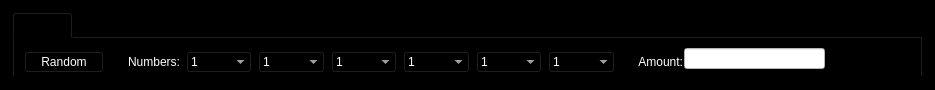
NoirX/NoirShares-v2-old, file src/qt/forms/votecoinsentry.ui: the form before one commit.
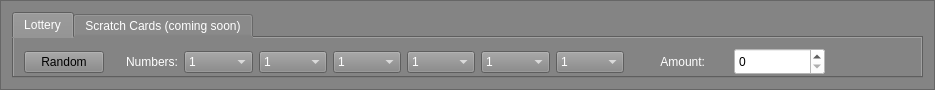
The form after the commit. Custom widgets are drawn as their Qt base class.

```diff
--- a/src/qt/forms/votecoinsentry.ui
+++ b/src/qt/forms/votecoinsentry.ui
@@ -26,7 +26,8 @@
    <string>Form</string>
   </property>
   <property name="styleSheet">
-   <string notr="true">background-color: rgb(0, 0, 0);</string>
+   <string notr="true">background-color: rgb(132, 132, 132);
+color: rgb(255, 255, 255);</string>
   </property>
   <property name="frameShape">
    <enum>QFrame::StyledPanel</enum>
@@ -34,22 +35,16 @@
   <property name="frameShadow">
    <enum>QFrame::Sunken</enum>
   </property>
-  <layout class="QHBoxLayout" name="horizontalLayout">
+  <layout class="QGridLayout" name="gridLayout">
    <property name="spacing">
     <number>12</number>
    </property>
-   <item>
+   <item row="3" column="0">
     <widget class="QTabWidget" name="gamePanel">
-     <property name="styleSheet">
-      <string notr="true">background-color: rgb(0, 0, 0);</string>
-     </property>
      <property name="currentIndex">
       <number>0</number>
      </property>
      <widget class="QWidget" name="tab">
-      <property name="styleSheet">
-       <string notr="true">color:white;background-color:black;border-width:1px;</string>
-      </property>
       <attribute name="title">
        <string>Lottery</string>
       </attribute>
@@ -58,25 +53,13 @@
         <rect>
          <x>10</x>
          <y>10</y>
-         <width>591</width>
+         <width>600</width>
          <height>29</height>
         </rect>
        </property>
        <layout class="QGridLayout" name="gridLayout_3">
         <item row="0" column="4">
          <widget class="QComboBox" name="number1_3">
-          <property name="sizePolicy">
-           <sizepolicy hsizetype="Fixed" vsizetype="Fixed">
-            <horstretch>0</horstretch>
-            <verstretch>0</verstretch>
-           </sizepolicy>
-          </property>
-          <property name="maximumSize">
-           <size>
-            <width>66</width>
-            <height>16777215</height>
-           </size>
-          </property>
           <property name="currentIndex">
            <number>0</number>
           </property>
@@ -297,18 +280,6 @@
         </item>
         <item row="0" column="2">
          <widget class="QComboBox" name="number1">
-          <property name="sizePolicy">
-           <sizepolicy hsizetype="Fixed" vsizetype="Fixed">
-            <horstretch>0</horstretch>
-            <verstretch>0</verstretch>
-           </sizepolicy>
-          </property>
-          <property name="maximumSize">
-           <size>
-            <width>66</width>
-            <height>16777215</height>
-           </size>
-          </property>
           <property name="currentIndex">
            <number>0</number>
           </property>
@@ -529,18 +500,6 @@
         </item>
         <item row="0" column="6">
          <widget class="QComboBox" name="number1_5">
-          <property name="sizePolicy">
-           <sizepolicy hsizetype="Fixed" vsizetype="Fixed">
-            <horstretch>0</horstretch>
-            <verstretch>0</verstretch>
-           </sizepolicy>
-          </property>
-          <property name="maximumSize">
-           <size>
-            <width>66</width>
-            <height>16777215</height>
-           </size>
-          </property>
           <property name="currentIndex">
            <number>0</number>
           </property>
@@ -761,18 +720,6 @@
         </item>
         <item row="0" column="3">
          <widget class="QComboBox" name="number1_2">
-          <property name="sizePolicy">
-           <sizepolicy hsizetype="Fixed" vsizetype="Fixed">
-            <horstretch>0</horstretch>
-            <verstretch>0</verstretch>
-           </sizepolicy>
-          </property>
-          <property name="maximumSize">
-           <size>
-            <width>67</width>
-            <height>16777215</height>
-           </size>
-          </property>
           <property name="currentIndex">
            <number>0</number>
           </property>
@@ -993,208 +940,8 @@
         </item>
         <item row="0" column="0">
          <widget class="QPushButton" name="QuickPick">
-          <property name="palette">
-           <palette>
-            <active>
-             <colorrole role="WindowText">
-              <brush brushstyle="SolidPattern">
-               <color alpha="255">
-                <red>255</red>
-                <green>255</green>
-                <blue>255</blue>
-               </color>
-              </brush>
-             </colorrole>
-             <colorrole role="Button">
-              <brush brushstyle="SolidPattern">
-               <color alpha="255">
-                <red>0</red>
-                <green>0</green>
-                <blue>0</blue>
-               </color>
-              </brush>
-             </colorrole>
-             <colorrole role="Text">
-              <brush brushstyle="SolidPattern">
-               <color alpha="255">
-                <red>255</red>
-                <green>255</green>
-                <blue>255</blue>
-               </color>
-              </brush>
-             </colorrole>
-             <colorrole role="ButtonText">
-              <brush brushstyle="SolidPattern">
-               <color alpha="255">
-                <red>255</red>
-                <green>255</green>
-                <blue>255</blue>
-               </color>
-              </brush>
-             </colorrole>
-             <colorrole role="Base">
-              <brush brushstyle="SolidPattern">
-               <color alpha="255">
-                <red>0</red>
-                <green>0</green>
-                <blue>0</blue>
-               </color>
-              </brush>
-             </colorrole>
-             <colorrole role="Window">
-              <brush brushstyle="SolidPattern">
-               <color alpha="255">
-                <red>0</red>
-                <green>0</green>
-                <blue>0</blue>
-               </color>
-              </brush>
-             </colorrole>
-             <colorrole role="AlternateBase">
-              <brush brushstyle="SolidPattern">
-               <color alpha="255">
-                <red>0</red>
-                <green>0</green>
-                <blue>85</blue>
-               </color>
-              </brush>
-             </colorrole>
-            </active>
-            <inactive>
-             <colorrole role="WindowText">
-              <brush brushstyle="SolidPattern">
-               <color alpha="255">
-                <red>255</red>
-                <green>255</green>
-                <blue>255</blue>
-               </color>
-              </brush>
-             </colorrole>
-             <colorrole role="Button">
-              <brush brushstyle="SolidPattern">
-               <color alpha="255">
-                <red>0</red>
-                <green>0</green>
-                <blue>0</blue>
-               </color>
-              </brush>
-             </colorrole>
-             <colorrole role="Text">
-              <brush brushstyle="SolidPattern">
-               <color alpha="255">
-                <red>255</red>
-                <green>255</green>
-                <blue>255</blue>
-               </color>
-              </brush>
-             </colorrole>
-             <colorrole role="ButtonText">
-              <brush brushstyle="SolidPattern">
-               <color alpha="255">
-                <red>255</red>
-                <green>255</green>
-                <blue>255</blue>
-               </color>
-              </brush>
-             </colorrole>
-             <colorrole role="Base">
-              <brush brushstyle="SolidPattern">
-               <color alpha="255">
-                <red>0</red>
-                <green>0</green>
-                <blue>0</blue>
-               </color>
-              </brush>
-             </colorrole>
-             <colorrole role="Window">
-              <brush brushstyle="SolidPattern">
-               <color alpha="255">
-                <red>0</red>
-                <green>0</green>
-                <blue>0</blue>
-               </color>
-              </brush>
-             </colorrole>
-             <colorrole role="AlternateBase">
-              <brush brushstyle="SolidPattern">
-               <color alpha="255">
-                <red>0</red>
-                <green>0</green>
-                <blue>85</blue>
-               </color>
-              </brush>
-             </colorrole>
-            </inactive>
-            <disabled>
-             <colorrole role="WindowText">
-              <brush brushstyle="SolidPattern">
-               <color alpha="255">
-                <red>255</red>
-                <green>255</green>
-                <blue>255</blue>
-               </color>
-              </brush>
-             </colorrole>
-             <colorrole role="Button">
-              <brush brushstyle="SolidPattern">
-               <color alpha="255">
-                <red>0</red>
-                <green>0</green>
-                <blue>0</blue>
-               </color>
-              </brush>
-             </colorrole>
-             <colorrole role="Text">
-              <brush brushstyle="SolidPattern">
-               <color alpha="255">
-                <red>255</red>
-                <green>255</green>
-                <blue>255</blue>
-               </color>
-              </brush>
-             </colorrole>
-             <colorrole role="ButtonText">
-              <brush brushstyle="SolidPattern">
-               <color alpha="255">
-                <red>255</red>
-                <green>255</green>
-                <blue>255</blue>
-               </color>
-              </brush>
-             </colorrole>
-             <colorrole role="Base">
-              <brush brushstyle="SolidPattern">
-               <color alpha="255">
-                <red>0</red>
-                <green>0</green>
-                <blue>0</blue>
-               </color>
-              </brush>
-             </colorrole>
-             <colorrole role="Window">
-              <brush brushstyle="SolidPattern">
-               <color alpha="255">
-                <red>0</red>
-                <green>0</green>
-                <blue>0</blue>
-               </color>
-              </brush>
-             </colorrole>
-             <colorrole role="AlternateBase">
-              <brush brushstyle="SolidPattern">
-               <color alpha="255">
-                <red>0</red>
-                <green>0</green>
-                <blue>85</blue>
-               </color>
-              </brush>
-             </colorrole>
-            </disabled>
-           </palette>
-          </property>
           <property name="styleSheet">
-           <string notr="true">color: rgb(255, 255, 255);
-background-color: rgb(0, 0, 0);</string>
+           <string notr="true">color: rgb(0, 0, 0);</string>
           </property>
           <property name="text">
            <string>Random</string>
@@ -1203,27 +950,12 @@
         </item>
         <item row="0" column="7">
          <widget class="QComboBox" name="number1_6">
-          <property name="sizePolicy">
-           <sizepolicy hsizetype="Fixed" vsizetype="Fixed">
-            <horstretch>0</horstretch>
-            <verstretch>0</verstretch>
-           </sizepolicy>
-          </property>
-          <property name="maximumSize">
-           <size>
-            <width>67</width>
-            <height>16777215</height>
-           </size>
-          </property>
           <property name="currentIndex">
            <number>0</number>
           </property>
           <property name="maxVisibleItems">
            <number>9</number>
           </property>
-          <property name="sizeAdjustPolicy">
-           <enum>QComboBox::AdjustToContentsOnFirstShow</enum>
-          </property>
           <item>
            <property name="text">
             <string notr="true">1</string>
@@ -1448,18 +1180,6 @@
         </item>
         <item row="0" column="5">
          <widget class="QComboBox" name="number1_4">
-          <property name="sizePolicy">
-           <sizepolicy hsizetype="Fixed" vsizetype="Fixed">
-            <horstretch>0</horstretch>
-            <verstretch>0</verstretch>
-           </sizepolicy>
-          </property>
-          <property name="maximumSize">
-           <size>
-            <width>67</width>
-            <height>16777215</height>
-           </size>
-          </property>
           <property name="currentIndex">
            <number>0</number>
           </property>
@@ -1683,23 +1403,23 @@
       <widget class="BitcoinAmountField" name="payAmount">
        <property name="geometry">
         <rect>
-         <x>670</x>
+         <x>720</x>
          <y>10</y>
-         <width>141</width>
-         <height>21</height>
+         <width>91</width>
+         <height>27</height>
         </rect>
        </property>
        <property name="styleSheet">
-        <string notr="true">background-color: rgb(255, 255, 255);
-color: rgb(0, 0, 0);</string>
+        <string notr="true">color: rgb(0, 0, 0);
+background-color: rgb(255, 255, 255);</string>
        </property>
       </widget>
       <widget class="QLabel" name="label_3">
        <property name="geometry">
         <rect>
-         <x>610</x>
+         <x>620</x>
          <y>10</y>
-         <width>59</width>
+         <width>71</width>
          <height>27</height>
         </rect>
        </property>
@@ -1711,6 +1431,11 @@
        </property>
       </widget>
      </widget>
+     <widget class="QWidget" name="tab_2">
+      <attribute name="title">
+       <string>Scratch Cards (coming soon)</string>
+      </attribute>
+     </widget>
     </widget>
    </item>
   </layout>
@@ -1718,7 +1443,7 @@
  <customwidgets>
   <customwidget>
    <class>BitcoinAmountField</class>
-   <extends>QLineEdit</extends>
+   <extends>QSpinBox</extends>
    <header>bitcoinamountfield.h</header>
    <container>1</container>
   </customwidget>
```
